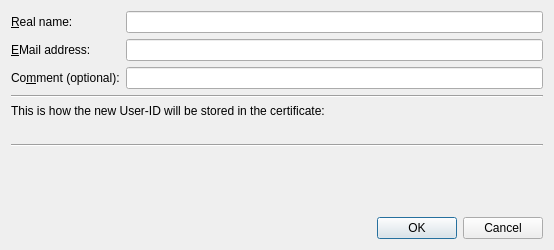
sensama/kleopatra, file dialogs/adduseriddialog.ui: the form before one commit.
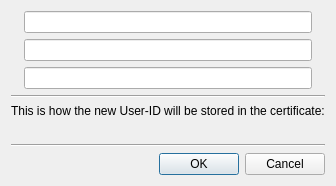
The form after the commit.

Commit message:
AddUserIDDialog: enforce the same constraints on an additional user-id than on the initial one in NewCertificateWizard.
Lots of code duplication for fixing kolab/issue4154 (gpg4win).

Diff of the .ui file:
```diff
--- a/dialogs/adduseriddialog.ui
+++ b/dialogs/adduseriddialog.ui
@@ -1,23 +1,12 @@
 <ui version="4.0" >
  <class>AddUserIDDialog</class>
  <widget class="QDialog" name="AddUserIDDialog" >
-  <property name="geometry" >
-   <rect>
-    <x>0</x>
-    <y>0</y>
-    <width>554</width>
-    <height>250</height>
-   </rect>
-  </property>
   <property name="windowTitle" >
    <string>Add New User-ID</string>
   </property>
   <layout class="QGridLayout" >
    <item row="0" column="0" >
-    <widget class="QLabel" name="label" >
-     <property name="text" >
-      <string>&amp;Real name:</string>
-     </property>
+    <widget class="QLabel" name="nameLB" >
      <property name="buddy" >
       <cstring>nameLE</cstring>
      </property>
@@ -27,10 +16,7 @@
     <widget class="QLineEdit" name="nameLE" />
    </item>
    <item row="1" column="0" >
-    <widget class="QLabel" name="label_2" >
-     <property name="text" >
-      <string>&amp;EMail address:</string>
-     </property>
+    <widget class="QLabel" name="emailLB" >
      <property name="buddy" >
       <cstring>emailLE</cstring>
      </property>
@@ -40,10 +26,7 @@
     <widget class="QLineEdit" name="emailLE" />
    </item>
    <item row="2" column="0" >
-    <widget class="QLabel" name="label_3" >
-     <property name="text" >
-      <string>Co&amp;mment (optional):</string>
-     </property>
+    <widget class="QLabel" name="commentLB" >
      <property name="buddy" >
       <cstring>commentLE</cstring>
      </property>
@@ -52,14 +35,14 @@
    <item row="2" column="1" >
     <widget class="QLineEdit" name="commentLE" />
    </item>
-   <item row="3" column="0" colspan="2" >
+   <item row="3" column="0" colspan="3" >
     <widget class="Line" name="line" >
      <property name="orientation" >
       <enum>Qt::Horizontal</enum>
      </property>
     </widget>
    </item>
-   <item row="4" column="0" colspan="2" >
+   <item row="4" column="0" colspan="3" >
     <widget class="QLabel" name="label_4" >
      <property name="text" >
       <string>This is how the new User-ID will be stored in the certificate:</string>
@@ -74,12 +57,12 @@
      <property name="sizeHint" stdset="0" >
       <size>
        <width>20</width>
-       <height>40</height>
+       <height>0</height>
       </size>
      </property>
     </spacer>
    </item>
-   <item row="12" column="0" colspan="2" >
+   <item row="12" column="0" colspan="3" >
     <layout class="QHBoxLayout" name="horizontalLayout" >
      <item>
       <widget class="QLabel" name="errorLB" >
@@ -168,13 +151,22 @@
      </property>
     </widget>
    </item>
-   <item row="7" column="0" colspan="2" >
+   <item row="7" column="0" colspan="3" >
     <widget class="Line" name="line_2" >
      <property name="orientation" >
       <enum>Qt::Horizontal</enum>
      </property>
     </widget>
    </item>
+   <item row="0" column="2" >
+    <widget class="QLabel" name="nameRequiredLB" />
+   </item>
+   <item row="1" column="2" >
+    <widget class="QLabel" name="emailRequiredLB" />
+   </item>
+   <item row="2" column="2" >
+    <widget class="QLabel" name="commentRequiredLB" />
+   </item>
   </layout>
  </widget>
  <resources/>
```
The commit also changes 1 other file.
